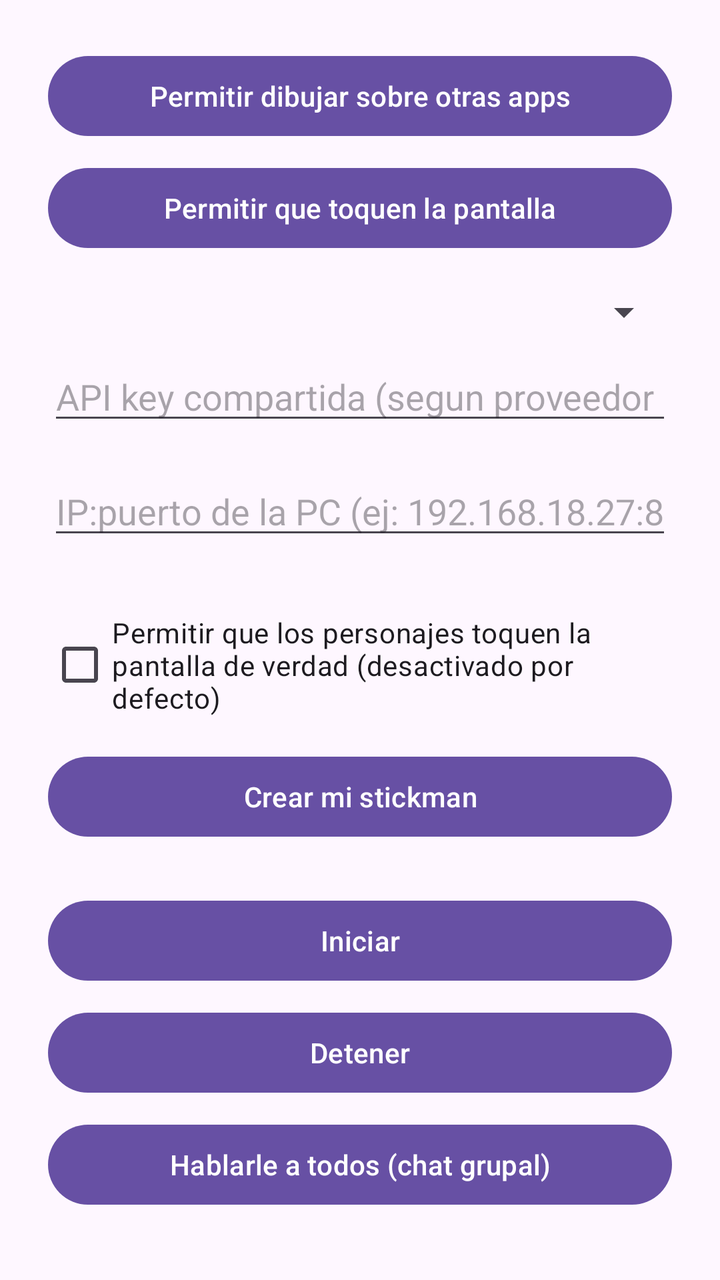
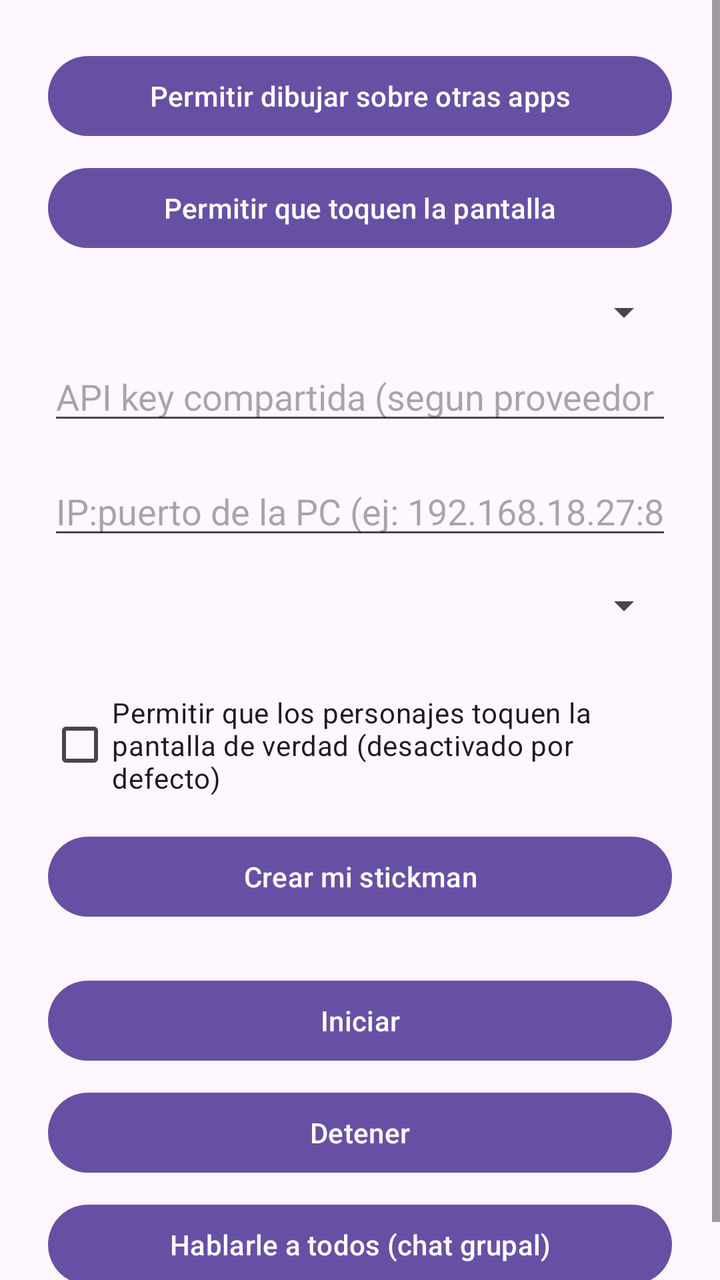

Compare the two renders of this Android layout. The source of the first and the diff that turns it into the second are given below.
<!-- AndroidManifest.xml: application theme Theme.StickmanAI -->
<!-- res/layout/activity_main.xml -->
<?xml version="1.0" encoding="utf-8"?>
<ScrollView xmlns:android="http://schemas.android.com/apk/res/android"
    android:layout_width="match_parent"
    android:layout_height="match_parent">

    <LinearLayout
        android:layout_width="match_parent"
        android:layout_height="wrap_content"
        android:orientation="vertical"
        android:padding="24dp">

        <Button
            android:id="@+id/btnGrantOverlay"
            android:layout_width="match_parent"
            android:layout_height="wrap_content"
            android:text="@string/grant_overlay" />

        <Button
            android:id="@+id/btnGrantAccessibility"
            android:layout_width="match_parent"
            android:layout_height="wrap_content"
            android:layout_marginTop="8dp"
            android:text="@string/grant_accessibility" />

        <Spinner
            android:id="@+id/spinnerSharedProvider"
            android:layout_width="match_parent"
            android:layout_height="wrap_content"
            android:layout_marginTop="16dp" />

        <EditText
            android:id="@+id/editSharedApiKey"
            android:layout_width="match_parent"
            android:layout_height="wrap_content"
            android:layout_marginTop="8dp"
            android:hint="@string/gemini_api_key_hint"
            android:inputType="textPassword" />

        <EditText
            android:id="@+id/editPcAddress"
            android:layout_width="match_parent"
            android:layout_height="wrap_content"
            android:layout_marginTop="16dp"
            android:hint="@string/pc_address_hint"
            android:inputType="text" />

        <LinearLayout
            android:id="@+id/characterList"
            android:layout_width="match_parent"
            android:layout_height="wrap_content"
            android:layout_marginTop="16dp"
            android:orientation="vertical" />

        <CheckBox
            android:id="@+id/checkAllowScreenControl"
            android:layout_width="match_parent"
            android:layout_height="wrap_content"
            android:layout_marginTop="16dp"
            android:text="@string/allow_screen_control" />

        <Button
            android:id="@+id/btnCreateCharacter"
            android:layout_width="match_parent"
            android:layout_height="wrap_content"
            android:layout_marginTop="16dp"
            android:text="@string/create_character" />

        <Button
            android:id="@+id/btnStart"
            android:layout_width="match_parent"
            android:layout_height="wrap_content"
            android:layout_marginTop="24dp"
            android:text="@string/start_service" />

        <Button
            android:id="@+id/btnStop"
            android:layout_width="match_parent"
            android:layout_height="wrap_content"
            android:layout_marginTop="8dp"
            android:text="@string/stop_service" />

        <Button
            android:id="@+id/btnGroupChat"
            android:layout_width="match_parent"
            android:layout_height="wrap_content"
            android:layout_marginTop="8dp"
            android:text="@string/group_chat" />

    </LinearLayout>
</ScrollView>
<!-- resources referenced by this layout -->
<resources>
  <string name="allow_screen_control">Permitir que los personajes toquen la pantalla de verdad (desactivado por defecto)</string>
  <string name="create_character">Crear mi stickman</string>
  <string name="gemini_api_key_hint">API key compartida (segun proveedor elegido arriba, opcional si cada uno tiene la suya)</string>
  <string name="grant_accessibility">Permitir que toquen la pantalla</string>
  <string name="grant_overlay">Permitir dibujar sobre otras apps</string>
  <string name="group_chat">Hablarle a todos (chat grupal)</string>
  <string name="pc_address_hint">IP:puerto de la PC (ej: 192.168.18.27:8787)</string>
  <string name="start_service">Iniciar</string>
  <string name="stop_service">Detener</string>
  <style name="Theme.StickmanAI" parent="Theme.Material3.DayNight.NoActionBar" />
</resources>

<!-- the commit's change to res/layout/activity_main.xml (unified diff, before → after) -->
@@ -44,6 +44,12 @@
             android:hint="@string/pc_address_hint"
             android:inputType="text" />
 
+        <Spinner
+            android:id="@+id/spinnerAttentionFocus"
+            android:layout_width="match_parent"
+            android:layout_height="wrap_content"
+            android:layout_marginTop="16dp" />
+
         <LinearLayout
             android:id="@+id/characterList"
             android:layout_width="match_parent"
